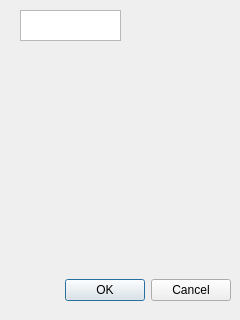
Above: ProjetVaR_Software/GUI/import.ui from pchaigno/varsoft before the change. Below: the same form after it.
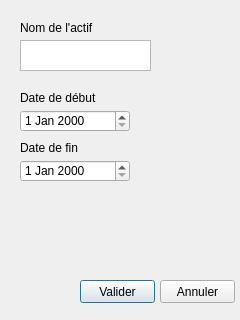
That is the form after the change.

Commit message: Import window : stockName is registered

Diff of the .ui file:
```diff
--- a/ProjetVaR_Software/GUI/import.ui
+++ b/ProjetVaR_Software/GUI/import.ui
@@ -13,32 +13,106 @@
   <property name="windowTitle">
    <string>Dialog</string>
   </property>
-  <widget class="QDialogButtonBox" name="buttonBox">
-   <property name="geometry">
-    <rect>
-     <x>10</x>
-     <y>270</y>
-     <width>221</width>
-     <height>41</height>
-    </rect>
-   </property>
-   <property name="orientation">
-    <enum>Qt::Horizontal</enum>
-   </property>
-   <property name="standardButtons">
-    <set>QDialogButtonBox::Cancel|QDialogButtonBox::Ok</set>
-   </property>
-  </widget>
   <widget class="QTextEdit" name="textEdit">
    <property name="geometry">
     <rect>
      <x>20</x>
-     <y>10</y>
-     <width>101</width>
+     <y>40</y>
+     <width>131</width>
      <height>31</height>
     </rect>
    </property>
   </widget>
+  <widget class="QPushButton" name="pushButton">
+   <property name="geometry">
+    <rect>
+     <x>80</x>
+     <y>280</y>
+     <width>75</width>
+     <height>23</height>
+    </rect>
+   </property>
+   <property name="text">
+    <string>Valider</string>
+   </property>
+  </widget>
+  <widget class="QPushButton" name="pushButton_2">
+   <property name="geometry">
+    <rect>
+     <x>160</x>
+     <y>280</y>
+     <width>75</width>
+     <height>23</height>
+    </rect>
+   </property>
+   <property name="text">
+    <string>Annuler</string>
+   </property>
+  </widget>
+  <widget class="QDateEdit" name="dateEdit">
+   <property name="geometry">
+    <rect>
+     <x>20</x>
+     <y>110</y>
+     <width>110</width>
+     <height>22</height>
+    </rect>
+   </property>
+  </widget>
+  <widget class="QDateEdit" name="dateEdit_2">
+   <property name="geometry">
+    <rect>
+     <x>20</x>
+     <y>160</y>
+     <width>110</width>
+     <height>22</height>
+    </rect>
+   </property>
+  </widget>
+  <widget class="QLabel" name="label">
+   <property name="geometry">
+    <rect>
+     <x>20</x>
+     <y>20</y>
+     <width>81</width>
+     <height>16</height>
+    </rect>
+   </property>
+   <property name="text">
+    <string>Nom de l'actif</string>
+   </property>
+  </widget>
+  <widget class="QLabel" name="label_2">
+   <property name="geometry">
+    <rect>
+     <x>20</x>
+     <y>90</y>
+     <width>81</width>
+     <height>16</height>
+    </rect>
+   </property>
+   <property name="text">
+    <string>Date de début</string>
+   </property>
+  </widget>
+  <widget class="QLabel" name="label_3">
+   <property name="geometry">
+    <rect>
+     <x>20</x>
+     <y>140</y>
+     <width>81</width>
+     <height>16</height>
+    </rect>
+   </property>
+   <property name="text">
+    <string>Date de fin</string>
+   </property>
+  </widget>
+  <action name="actionStockName">
+   <property name="text">
+    <string>stockName</string>
+   </property>
+  </action>
  </widget>
  <resources/>
  <connections>
```
Left out of the diff: 35 changed lines with no effect on the pictures. The commit also changes 5 other files.
